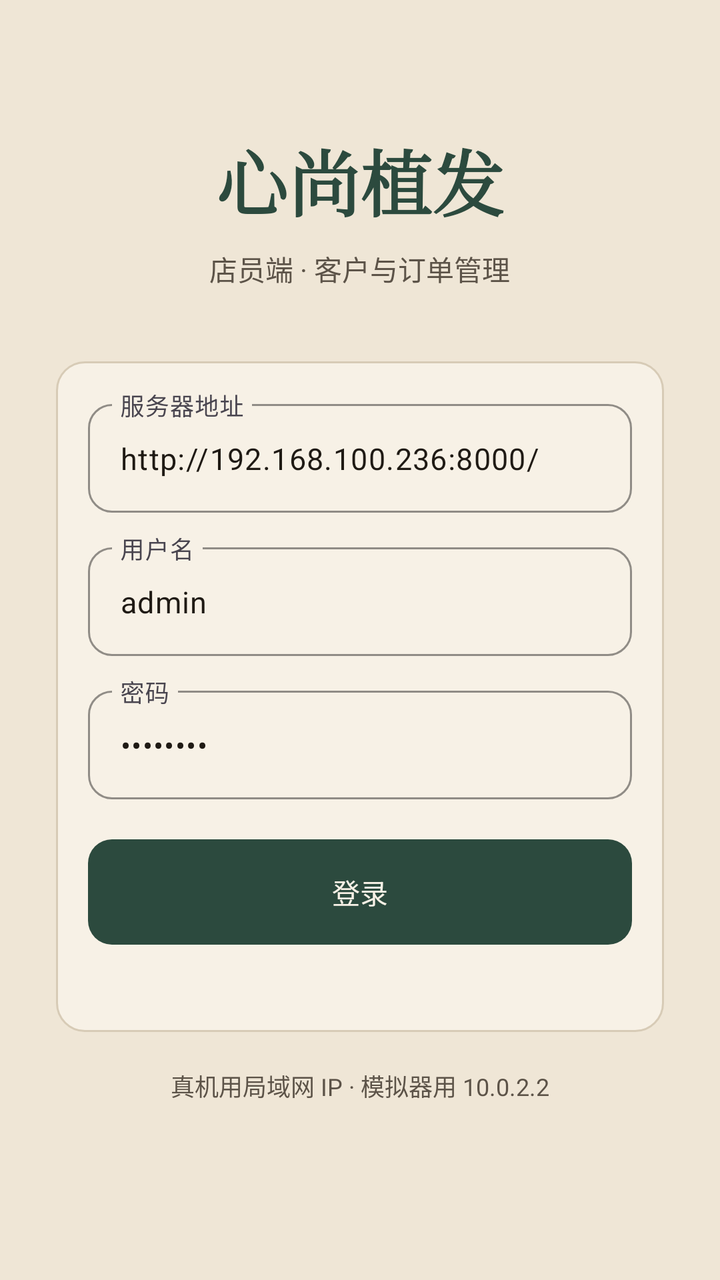
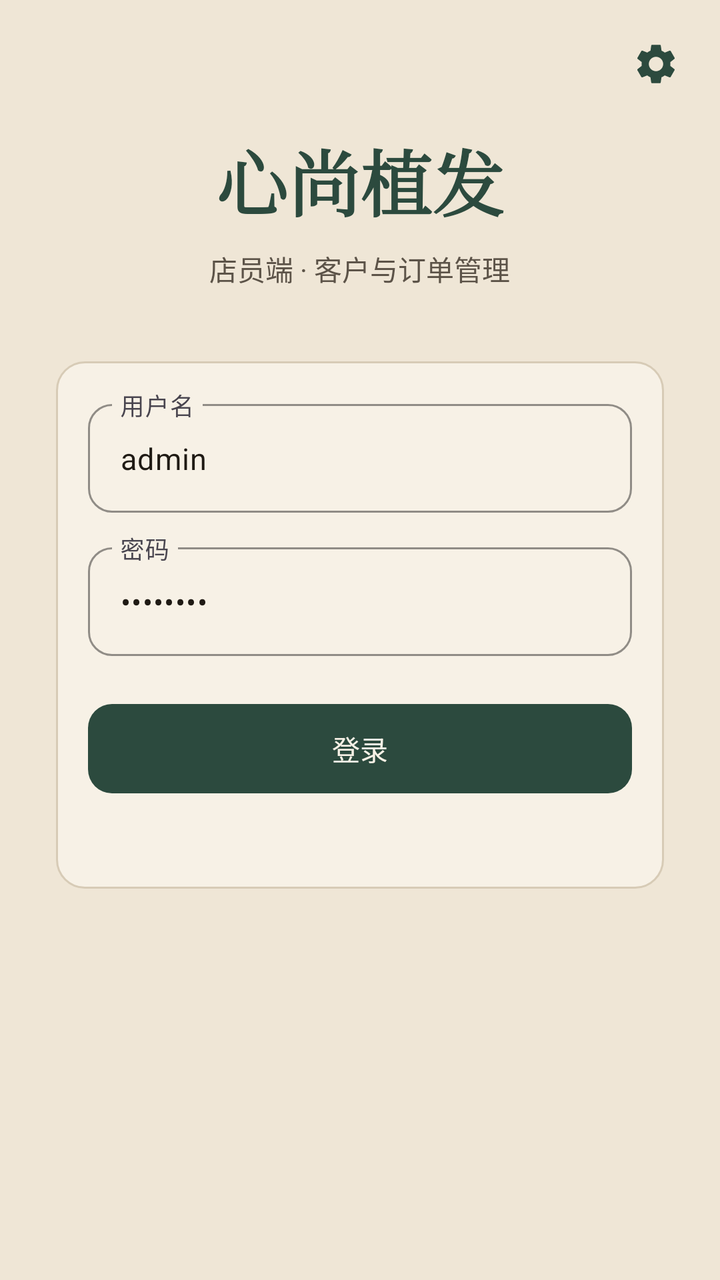

Compare the two renders of this Android layout. The source of the first and the diff that turns it into the second are given below.
<!-- AndroidManifest.xml: application theme Theme.HairClinic -->
<!-- res/layout/fragment_login.xml -->
<?xml version="1.0" encoding="utf-8"?>
<ScrollView xmlns:android="http://schemas.android.com/apk/res/android"
    xmlns:app="http://schemas.android.com/apk/res-auto"
    android:layout_width="match_parent"
    android:layout_height="match_parent"
    android:background="@color/paper"
    android:fillViewport="true">

    <LinearLayout
        android:layout_width="match_parent"
        android:layout_height="wrap_content"
        android:gravity="center_horizontal"
        android:orientation="vertical"
        android:paddingHorizontal="28dp"
        android:paddingTop="64dp"
        android:paddingBottom="32dp">

        <TextView
            android:layout_width="wrap_content"
            android:layout_height="wrap_content"
            android:fontFamily="serif"
            android:text="心尚植发"
            android:textColor="@color/pine"
            android:textSize="36sp"
            android:textStyle="bold" />

        <TextView
            android:layout_width="wrap_content"
            android:layout_height="wrap_content"
            android:layout_marginTop="8dp"
            android:text="店员端 · 客户与订单管理"
            android:textColor="@color/ink_soft"
            android:textSize="14sp" />

        <LinearLayout
            android:layout_width="match_parent"
            android:layout_height="wrap_content"
            android:layout_marginTop="36dp"
            android:background="@drawable/bg_card"
            android:orientation="vertical"
            android:padding="16dp">

            <com.google.android.material.textfield.TextInputLayout
                android:layout_width="match_parent"
                android:layout_height="wrap_content"
                android:hint="服务器地址"
                app:boxBackgroundMode="outline"
                app:boxCornerRadiusBottomEnd="12dp"
                app:boxCornerRadiusBottomStart="12dp"
                app:boxCornerRadiusTopEnd="12dp"
                app:boxCornerRadiusTopStart="12dp"
                app:boxStrokeColor="@color/pine"
                app:hintTextColor="@color/pine">
                <com.google.android.material.textfield.TextInputEditText
                    android:id="@+id/serverUrl"
                    android:layout_width="match_parent"
                    android:layout_height="wrap_content"
                    android:inputType="textUri"
                    android:text="http://192.168.100.236:8000/"
                    android:textColor="@color/ink"
                    android:textSize="15sp" />
            </com.google.android.material.textfield.TextInputLayout>

            <com.google.android.material.textfield.TextInputLayout
                android:layout_width="match_parent"
                android:layout_height="wrap_content"
                android:layout_marginTop="12dp"
                android:hint="用户名"
                app:boxBackgroundMode="outline"
                app:boxCornerRadiusBottomEnd="12dp"
                app:boxCornerRadiusBottomStart="12dp"
                app:boxCornerRadiusTopEnd="12dp"
                app:boxCornerRadiusTopStart="12dp"
                app:boxStrokeColor="@color/pine"
                app:hintTextColor="@color/pine">
                <com.google.android.material.textfield.TextInputEditText
                    android:id="@+id/username"
                    android:layout_width="match_parent"
                    android:layout_height="wrap_content"
                    android:text="admin"
                    android:textColor="@color/ink"
                    android:textSize="15sp" />
            </com.google.android.material.textfield.TextInputLayout>

            <com.google.android.material.textfield.TextInputLayout
                android:layout_width="match_parent"
                android:layout_height="wrap_content"
                android:layout_marginTop="12dp"
                android:hint="密码"
                app:boxBackgroundMode="outline"
                app:boxCornerRadiusBottomEnd="12dp"
                app:boxCornerRadiusBottomStart="12dp"
                app:boxCornerRadiusTopEnd="12dp"
                app:boxCornerRadiusTopStart="12dp"
                app:boxStrokeColor="@color/pine"
                app:hintTextColor="@color/pine">
                <com.google.android.material.textfield.TextInputEditText
                    android:id="@+id/password"
                    android:layout_width="match_parent"
                    android:layout_height="wrap_content"
                    android:inputType="textPassword"
                    android:text="admin123"
                    android:textColor="@color/ink"
                    android:textSize="15sp" />
            </com.google.android.material.textfield.TextInputLayout>

            <com.google.android.material.button.MaterialButton
                android:id="@+id/loginBtn"
                android:layout_width="match_parent"
                android:layout_height="wrap_content"
                android:layout_marginTop="20dp"
                android:background="@drawable/bg_button_primary"
                android:text="登录"
                android:textColor="@color/paper2"
                app:backgroundTint="@color/pine"
                app:cornerRadius="12dp" />

            <TextView
                android:id="@+id/errorText"
                android:layout_width="match_parent"
                android:layout_height="wrap_content"
                android:layout_marginTop="10dp"
                android:textColor="@color/cinnabar"
                android:textSize="13sp" />
        </LinearLayout>

        <TextView
            android:layout_width="match_parent"
            android:layout_height="wrap_content"
            android:layout_marginTop="18dp"
            android:gravity="center"
            android:text="真机用局域网 IP · 模拟器用 10.0.2.2"
            android:textColor="@color/ink_soft"
            android:textSize="12sp" />
    </LinearLayout>
</ScrollView>
<!-- resources referenced by this layout -->
<resources>
  <color name="cinnabar">#B4452A</color>
  <color name="ink">#1F1A14</color>
  <color name="ink_soft">#5C5348</color>
  <color name="paper">#EFE6D6</color>
  <color name="paper2">#F7F1E6</color>
  <color name="pine">#2C4A3E</color>
  <!-- drawable bg_button_primary (drawable) -->
  <?xml version="1.0" encoding="utf-8"?>
  <shape xmlns:android="http://schemas.android.com/apk/res/android">
      <solid android:color="@color/pine" />
      <corners android:radius="12dp" />
  </shape>
  <!-- drawable bg_card (drawable) -->
  <?xml version="1.0" encoding="utf-8"?>
  <shape xmlns:android="http://schemas.android.com/apk/res/android">
      <solid android:color="@color/paper2" />
      <stroke android:width="1dp" android:color="@color/line" />
      <corners android:radius="14dp" />
  </shape>
  <style name="Theme.HairClinic" parent="Theme.Material3.Light.NoActionBar">
          <item name="colorPrimary">@color/pine</item>
          <item name="colorOnPrimary">@color/paper2</item>
          <item name="colorSecondary">@color/pine2</item>
          <item name="colorOnSecondary">@color/paper2</item>
          <item name="colorSurface">@color/paper2</item>
          <item name="colorOnSurface">@color/ink</item>
          <item name="android:colorBackground">@color/paper</item>
          <item name="colorOnBackground">@color/ink</item>
          <item name="colorError">@color/cinnabar</item>
          <item name="colorOutline">@color/line</item>
          <item name="android:statusBarColor">@color/pine</item>
          <item name="android:navigationBarColor">@color/paper</item>
          <item name="android:windowLightStatusBar">false</item>
          <item name="android:windowLightNavigationBar">true</item>
          <item name="android:windowBackground">@color/paper</item>
          <item name="materialButtonStyle">@style/Widget.XinShang.Button</item>
      </style>
  <color name="line">#D7CBB6</color>
  <color name="pine2">#3D6656</color>
  <style name="Widget.XinShang.Button" parent="Widget.Material3.Button">
          <item name="backgroundTint">@color/pine</item>
          <item name="android:textColor">@color/paper2</item>
          <item name="cornerRadius">12dp</item>
          <item name="android:paddingTop">12dp</item>
          <item name="android:paddingBottom">12dp</item>
          <item name="android:textAllCaps">false</item>
          <item name="android:letterSpacing">0</item>
      </style>
</resources>

<!-- the commit's change to res/layout/fragment_login.xml (unified diff, before → after) -->
@@ -1,136 +1,124 @@
 <?xml version="1.0" encoding="utf-8"?>
-<ScrollView xmlns:android="http://schemas.android.com/apk/res/android"
+<FrameLayout xmlns:android="http://schemas.android.com/apk/res/android"
     xmlns:app="http://schemas.android.com/apk/res-auto"
     android:layout_width="match_parent"
     android:layout_height="match_parent"
-    android:background="@color/paper"
-    android:fillViewport="true">
+    android:background="@color/paper">
 
-    <LinearLayout
+    <ScrollView
         android:layout_width="match_parent"
-        android:layout_height="wrap_content"
-        android:gravity="center_horizontal"
-        android:orientation="vertical"
-        android:paddingHorizontal="28dp"
-        android:paddingTop="64dp"
-        android:paddingBottom="32dp">
-
-        <TextView
-            android:layout_width="wrap_content"
-            android:layout_height="wrap_content"
-            android:fontFamily="serif"
-            android:text="心尚植发"
-            android:textColor="@color/pine"
-            android:textSize="36sp"
-            android:textStyle="bold" />
-
-        <TextView
-            android:layout_width="wrap_content"
-            android:layout_height="wrap_content"
-            android:layout_marginTop="8dp"
-            android:text="店员端 · 客户与订单管理"
-            android:textColor="@color/ink_soft"
-            android:textSize="14sp" />
+        android:layout_height="match_parent"
+        android:fillViewport="true">
 
         <LinearLayout
             android:layout_width="match_parent"
             android:layout_height="wrap_content"
-            android:layout_marginTop="36dp"
-            android:background="@drawable/bg_card"
+            android:gravity="center_horizontal"
             android:orientation="vertical"
-            android:padding="16dp">
+            android:paddingHorizontal="28dp"
+            android:paddingTop="64dp"
+            android:paddingBottom="32dp">
 
-            <com.google.android.material.textfield.TextInputLayout
+            <TextView
+                android:layout_width="wrap_content"
+                android:layout_height="wrap_content"
+                android:fontFamily="serif"
+                android:text="心尚植发"
+                android:textColor="@color/pine"
+                android:textSize="36sp"
+                android:textStyle="bold" />
+
+            <TextView
+                android:layout_width="wrap_content"
+                android:layout_height="wrap_content"
+                android:layout_marginTop="8dp"
+                android:text="店员端 · 客户与订单管理"
+                android:textColor="@color/ink_soft"
+                android:textSize="14sp" />
+
+            <LinearLayout
                 android:layout_width="match_parent"
                 android:layout_height="wrap_content"
-                android:hint="服务器地址"
-                app:boxBackgroundMode="outline"
-                app:boxCornerRadiusBottomEnd="12dp"
-                app:boxCornerRadiusBottomStart="12dp"
-                app:boxCornerRadiusTopEnd="12dp"
-                app:boxCornerRadiusTopStart="12dp"
-                app:boxStrokeColor="@color/pine"
-                app:hintTextColor="@color/pine">
-                <com.google.android.material.textfield.TextInputEditText
-                    android:id="@+id/serverUrl"
+                android:layout_marginTop="36dp"
+                android:background="@drawable/bg_card"
+                android:orientation="vertical"
+                android:padding="16dp">
+
+                <com.google.android.material.textfield.TextInputLayout
                     android:layout_width="match_parent"
                     android:layout_height="wrap_content"
-                    android:inputType="textUri"
-                    android:text="http://192.168.100.236:8000/"
-                    android:textColor="@color/ink"
-                    android:textSize="15sp" />
-            </com.google.android.material.textfield.TextInputLayout>
+                    android:hint="用户名"
+                    app:boxBackgroundMode="outline"
+                    app:boxCornerRadiusBottomEnd="12dp"
+                    app:boxCornerRadiusBottomStart="12dp"
+                    app:boxCornerRadiusTopEnd="12dp"
+                    app:boxCornerRadiusTopStart="12dp"
+                    app:boxStrokeColor="@color/pine"
+                    app:hintTextColor="@color/pine">
+                    <com.google.android.material.textfield.TextInputEditText
+                        android:id="@+id/username"
+                        android:layout_width="match_parent"
+                        android:layout_height="wrap_content"
+                        android:text="admin"
+                        android:textColor="@color/ink"
+                        android:textSize="15sp" />
+                </com.google.android.material.textfield.TextInputLayout>
 
-            <com.google.android.material.textfield.TextInputLayout
-                android:layout_width="match_parent"
-                android:layout_height="wrap_content"
-                android:layout_marginTop="12dp"
-                android:hint="用户名"
-                app:boxBackgroundMode="outline"
-                app:boxCornerRadiusBottomEnd="12dp"
-                app:boxCornerRadiusBottomStart="12dp"
-                app:boxCornerRadiusTopEnd="12dp"
-                app:boxCornerRadiusTopStart="12dp"
-                app:boxStrokeColor="@color/pine"
-                app:hintTextColor="@color/pine">
-                <com.google.android.material.textfield.TextInputEditText
-                    android:id="@+id/username"
+                <com.google.android.material.textfield.TextInputLayout
                     android:layout_width="match_parent"
                     android:layout_height="wrap_content"
-                    android:text="admin"
-                    android:textColor="@color/ink"
-                    android:textSize="15sp" />
-            </com.google.android.material.textfield.TextInputLayout>
+                    android:layout_marginTop="12dp"
+                    android:hint="密码"
+                    app:boxBackgroundMode="outline"
+                    app:boxCornerRadiusBottomEnd="12dp"
+                    app:boxCornerRadiusBottomStart="12dp"
+                    app:boxCornerRadiusTopEnd="12dp"
+                    app:boxCornerRadiusTopStart="12dp"
+                    app:boxStrokeColor="@color/pine"
+                    app:hintTextColor="@color/pine">
+                    <com.google.android.material.textfield.TextInputEditText
+                        android:id="@+id/password"
+                        android:layout_width="match_parent"
+                        android:layout_height="wrap_content"
+                        android:inputType="textPassword"
+                        android:text="admin123"
+                        android:textColor="@color/ink"
+                        android:textSize="15sp" />
+                </com.google.android.material.textfield.TextInputLayout>
 
-            <com.google.android.material.textfield.TextInputLayout
-                android:layout_width="match_parent"
-                android:layout_height="wrap_content"
-                android:layout_marginTop="12dp"
-                android:hint="密码"
-                app:boxBackgroundMode="outline"
-                app:boxCornerRadiusBottomEnd="12dp"
-                app:boxCornerRadiusBottomStart="12dp"
-                app:boxCornerRadiusTopEnd="12dp"
-                app:boxCornerRadiusTopStart="12dp"
-                app:boxStrokeColor="@color/pine"
-                app:hintTextColor="@color/pine">
-                <com.google.android.material.textfield.TextInputEditText
-                    android:id="@+id/password"
+                <com.google.android.material.button.MaterialButton
+                    android:id="@+id/loginBtn"
                     android:layout_width="match_parent"
                     android:layout_height="wrap_content"
-                    android:inputType="textPassword"
-                    android:text="admin123"
-                    android:textColor="@color/ink"
-                    android:textSize="15sp" />
-            </com.google.android.material.textfield.TextInputLayout>
+                    android:layout_marginTop="20dp"
+                    android:text="登录"
+                    android:textColor="@color/paper2"
+                    app:backgroundTint="@color/pine"
+                    app:cornerRadius="12dp" />
 
-            <com.google.android.material.button.MaterialButton
-                android:id="@+id/loginBtn"
-                android:layout_width="match_parent"
-                android:layout_height="wrap_content"
-                android:layout_marginTop="20dp"
-                android:background="@drawable/bg_button_primary"
-                android:text="登录"
-                android:textColor="@color/paper2"
-                app:backgroundTint="@color/pine"
-                app:cornerRadius="12dp" />
+                <TextView
+                    android:id="@+id/errorText"
+                    android:layout_width="match_parent"
+                    android:layout_height="wrap_content"
+                    android:layout_marginTop="10dp"
+                    android:textColor="@color/cinnabar"
+                    android:textSize="13sp" />
+            </LinearLayout>
+        </LinearLayout>
+    </ScrollView>
 
-            <TextView
-                android:id="@+id/errorText"
-                android:layout_width="match_parent"
-                android:layout_height="wrap_content"
-                android:layout_marginTop="10dp"
-                android:textColor="@color/cinnabar"
-                android:textSize="13sp" />
-        </LinearLayout>
-
-        <TextView
-            android:layout_width="match_parent"
-            android:layout_height="wrap_content"
-            android:layout_marginTop="18dp"
-            android:gravity="center"
-            android:text="真机用局域网 IP · 模拟器用 10.0.2.2"
-            android:textColor="@color/ink_soft"
-            android:textSize="12sp" />
-    </LinearLayout>
-</ScrollView>
+    
+    <ImageButton
+        android:id="@+id/settingsBtn"
+        android:layout_width="48dp"
+        android:layout_height="48dp"
+        android:layout_gravity="top|end"
+        android:layout_margin="8dp"
+        android:background="?attr/selectableItemBackgroundBorderless"
+        android:clickable="true"
+        android:contentDescription="服务器设置"
+        android:elevation="8dp"
+        android:focusable="true"
+        android:padding="12dp"
+        android:src="@drawable/ic_settings" />
+</FrameLayout>
<!-- resource entries referenced after the edit -->
@@ -6,12 +6,6 @@
   <color name="paper">#EFE6D6</color>
   <color name="paper2">#F7F1E6</color>
   <color name="pine">#2C4A3E</color>
-  <!-- drawable bg_button_primary (drawable) -->
-  <?xml version="1.0" encoding="utf-8"?>
-  <shape xmlns:android="http://schemas.android.com/apk/res/android">
-      <solid android:color="@color/pine" />
-      <corners android:radius="12dp" />
-  </shape>
   <!-- drawable bg_card (drawable) -->
   <?xml version="1.0" encoding="utf-8"?>
   <shape xmlns:android="http://schemas.android.com/apk/res/android">
@@ -19,6 +13,17 @@
       <stroke android:width="1dp" android:color="@color/line" />
       <corners android:radius="14dp" />
   </shape>
+  <!-- drawable ic_settings (drawable) -->
+  <?xml version="1.0" encoding="utf-8"?>
+  <vector xmlns:android="http://schemas.android.com/apk/res/android"
+      android:width="24dp"
+      android:height="24dp"
+      android:viewportWidth="24"
+      android:viewportHeight="24">
+      <path
+          android:fillColor="#2C4A3E"
+          android:pathData="M19.14,12.94c0.04,-0.31 0.06,-0.63 0.06,-0.94s-0.02,-0.63 -0.06,-0.94l2.03,-1.58c0.18,-0.14 0.23,-0.41 0.12,-0.61l-1.92,-3.32c-0.12,-0.22 -0.37,-0.29 -0.59,-0.22l-2.39,0.96c-0.5,-0.38 -1.03,-0.7 -1.62,-0.94L14.4,2.81c-0.04,-0.24 -0.24,-0.41 -0.48,-0.41h-3.84c-0.24,0 -0.43,0.17 -0.47,0.41L9.25,5.35C8.66,5.59 8.12,5.92 7.63,6.29L5.24,5.33c-0.22,-0.08 -0.47,0 -0.59,0.22L2.74,8.87C2.62,9.08 2.66,9.34 2.86,9.48l2.03,1.58C4.84,11.37 4.8,11.69 4.8,12s0.02,0.63 0.06,0.94l-2.03,1.58c-0.18,0.14 -0.23,0.41 -0.12,0.61l1.92,3.32c0.12,0.22 0.37,0.29 0.59,0.22l2.39,-0.96c0.5,0.38 1.03,0.7 1.62,0.94l0.36,2.54c0.05,0.24 0.24,0.41 0.48,0.41h3.84c0.24,0 0.44,-0.17 0.47,-0.41l0.36,-2.54c0.59,-0.24 1.13,-0.56 1.62,-0.94l2.39,0.96c0.22,0.08 0.47,0 0.59,-0.22l1.92,-3.32c0.12,-0.22 0.07,-0.47 -0.12,-0.61l-2.01,-1.58zM12,15.6c-1.98,0 -3.6,-1.62 -3.6,-3.6s1.62,-3.6 3.6,-3.6 3.6,1.62 3.6,3.6 -1.62,3.6 -3.6,3.6z" />
+  </vector>
   <style name="Theme.HairClinic" parent="Theme.Material3.Light.NoActionBar">
           <item name="colorPrimary">@color/pine</item>
           <item name="colorOnPrimary">@color/paper2</item>
